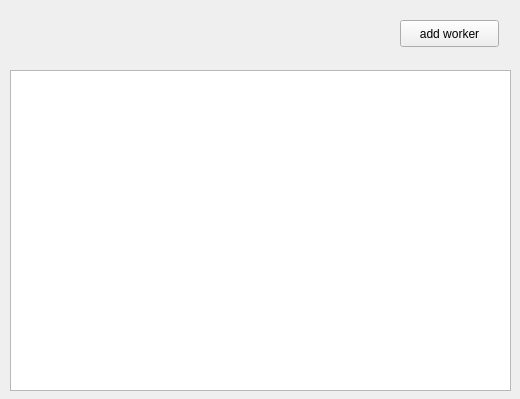
Above: workers.ui from 89626906891/crm before the change. Below: the same form after it.
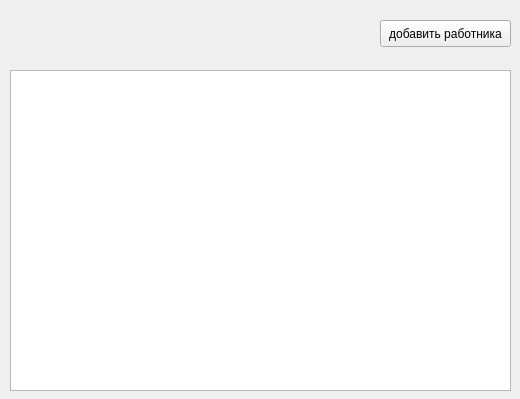
That is the form after the change.

```diff
--- a/workers.ui
+++ b/workers.ui
@@ -16,14 +16,14 @@
   <widget class="QPushButton" name="addWorkerPushButton">
    <property name="geometry">
     <rect>
-     <x>400</x>
+     <x>380</x>
      <y>20</y>
-     <width>99</width>
+     <width>131</width>
      <height>27</height>
     </rect>
    </property>
    <property name="text">
-    <string>add worker</string>
+    <string>добавить работника</string>
    </property>
   </widget>
   <widget class="QTableView" name="workersTableView">
```
